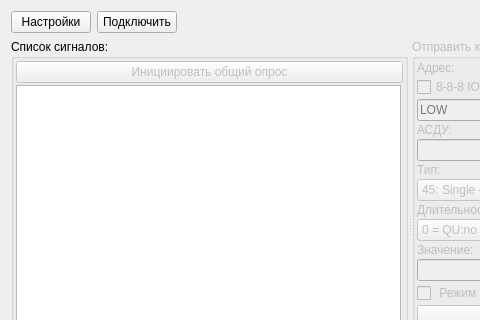
Old version of the form MainWindow.ui in the repository RADEON73/Iec104Client; both pictures show x 0 to 480 and y 0 to 320 of the 1079 by 746 pixel window.
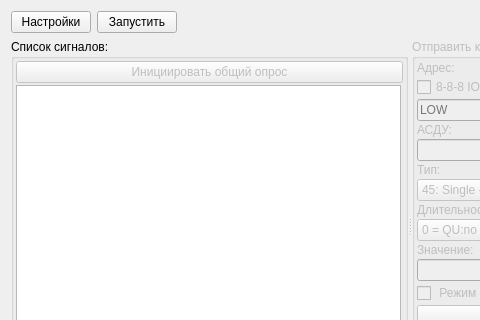
New version of the form. Icons and pictures are not drawn.

```diff
--- a/MainWindow.ui
+++ b/MainWindow.ui
@@ -31,7 +31,10 @@
       <item>
        <widget class="QPushButton" name="pb_Connect">
         <property name="text">
-         <string>Подключить</string>
+         <string>Запустить</string>
+        </property>
+        <property name="checkable">
+         <bool>true</bool>
         </property>
        </widget>
       </item>
```
